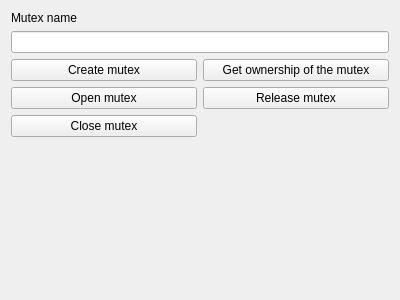
olegphpgithub/nnUtils, file formmutexutility.ui: the form before one commit.
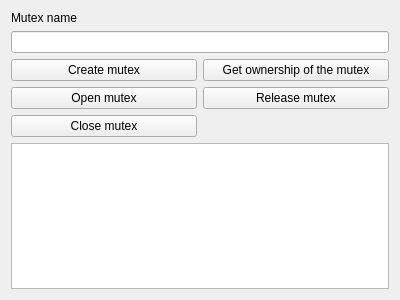
The form after the commit.

```diff
--- a/formmutexutility.ui
+++ b/formmutexutility.ui
@@ -70,17 +70,7 @@
       </layout>
      </item>
      <item>
-      <spacer name="verticalSpacer">
-       <property name="orientation">
-        <enum>Qt::Vertical</enum>
-       </property>
-       <property name="sizeHint" stdset="0">
-        <size>
-         <width>20</width>
-         <height>40</height>
-        </size>
-       </property>
-      </spacer>
+      <widget class="QTextEdit" name="resultTextEdit"/>
      </item>
     </layout>
    </item>
```
